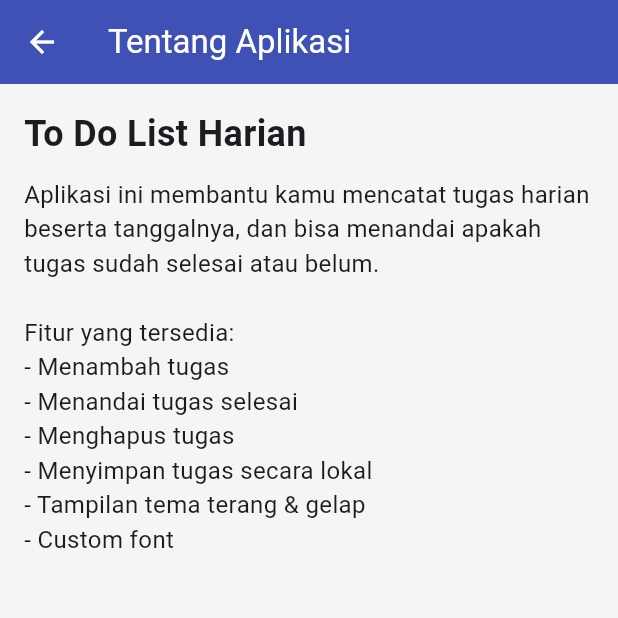
After one commit to mhmmdfrhnamn/To-Do-List-App, a Flutter app: the screen it shows after launch, after a tap on the "info outline" icon, on a phone screen of 412 x 824 dp, the top half of it. The commit adds this screen. Run offline on Flutter 3.47's test engine with Material 3 defaults, Android fonts, the phone set to English and light mode, and no system bars; our stand-ins replace shared_preferences.

Commit message:
Add about page with app information and navigation

```diff
--- a/lib/main.dart
+++ b/lib/main.dart
@@ -1,6 +1,7 @@
 import 'package:flutter/material.dart';
 import 'package:shared_preferences/shared_preferences.dart';
 import 'dart:convert';
+import 'second_page.dart';
 
 void main() {
   runApp(const TodoListApp());
@@ -146,6 +147,17 @@ Future<void> _saveTodos() async {
     return Scaffold(
       appBar: AppBar(
         title: const Text('To Do List Harian'),
+        actions: [
+        IconButton(
+        icon: const Icon(Icons.info_outline),
+        tooltip: 'Tentang Aplikasi',
+        onPressed: (){
+          Navigator.push(context,
+          MaterialPageRoute(builder: (context)=> const SecondPage()),
+          );
+        },
+      )
+      ],
       ),
       body: Padding(
         padding: const EdgeInsets.all(16.0),
--- /dev/null
+++ b/lib/second_page.dart
@@ -0,0 +1,39 @@
+import 'package:flutter/material.dart';
+
+class SecondPage extends StatelessWidget {
+  const SecondPage({super.key});
+
+  @override
+  Widget build(BuildContext context) {
+    return Scaffold(
+      appBar: AppBar(
+        title: const Text('Tentang Aplikasi'),
+      ),
+      body: const Padding(
+        padding: EdgeInsets.all(16.0),
+        child: Column(
+          crossAxisAlignment: CrossAxisAlignment.start,
+          children: [
+            Text(
+              'To Do List Harian',
+              style: TextStyle(fontSize: 24, fontWeight: FontWeight.bold),
+            ),
+            SizedBox(height: 12),
+            Text(
+              'Aplikasi ini membantu kamu mencatat tugas harian beserta tanggalnya, '
+              'dan bisa menandai apakah tugas sudah selesai atau belum.\n\n'
+              'Fitur yang tersedia:\n'
+              '- Menambah tugas\n'
+              '- Menandai tugas selesai\n'
+              '- Menghapus tugas\n'
+              '- Menyimpan tugas secara lokal\n'
+              '- Tampilan tema terang & gelap\n'
+              '- Custom font',
+              style: TextStyle(fontSize: 16),
+            ),
+          ],
+        ),
+      ),
+    );
+  }
+}
```
